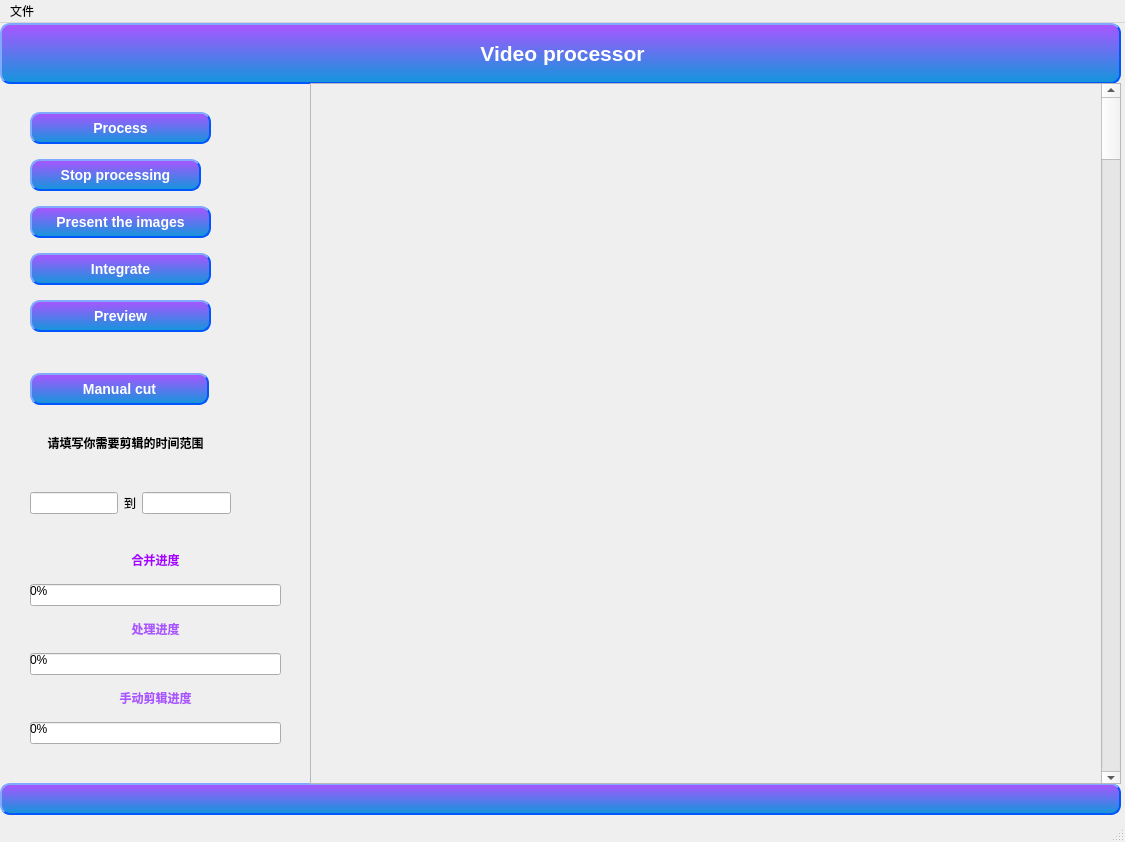
HarryandJack/Surgical_video_clipping, file demo.ui: the form before one commit.
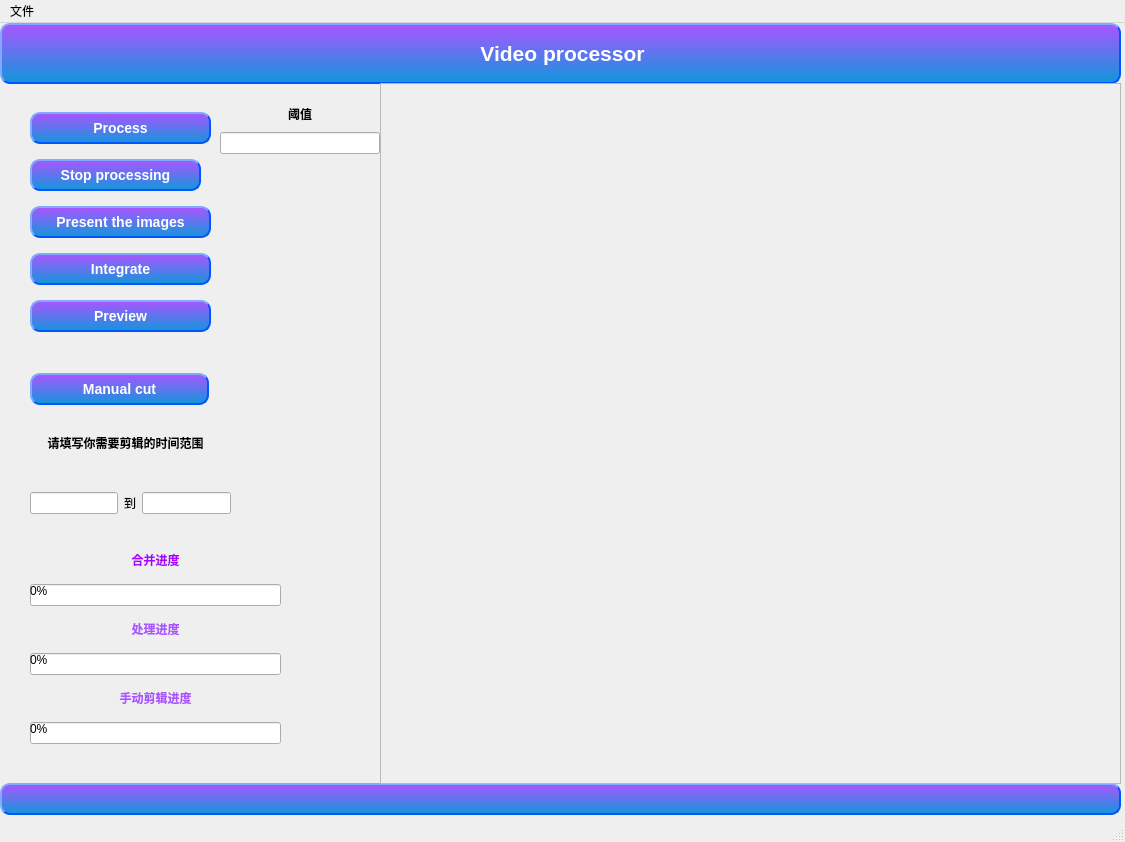
The form after the commit.

The edit to the form file:
```diff
--- a/demo.ui
+++ b/demo.ui
@@ -84,9 +84,9 @@
    <widget class="QScrollArea" name="ScrollArea">
     <property name="geometry">
      <rect>
-      <x>310</x>
+      <x>380</x>
       <y>60</y>
-      <width>811</width>
+      <width>741</width>
       <height>701</height>
      </rect>
     </property>
@@ -98,7 +98,7 @@
       <rect>
        <x>0</x>
        <y>0</y>
-       <width>809</width>
+       <width>739</width>
        <height>699</height>
       </rect>
      </property>
@@ -522,6 +522,28 @@
      </item>
     </layout>
    </widget>
+   <widget class="QWidget" name="verticalLayoutWidget_2">
+    <property name="geometry">
+     <rect>
+      <x>220</x>
+      <y>80</y>
+      <width>160</width>
+      <height>51</height>
+     </rect>
+    </property>
+    <layout class="QVBoxLayout" name="verticalLayout_3">
+     <item>
+      <widget class="QLabel" name="label_7">
+       <property name="text">
+        <string>&lt;html&gt;&lt;head/&gt;&lt;body&gt;&lt;p align=&quot;center&quot;&gt;&lt;span style=&quot; font-weight:600;&quot;&gt;阈值&lt;/span&gt;&lt;/p&gt;&lt;/body&gt;&lt;/html&gt;</string>
+       </property>
+      </widget>
+     </item>
+     <item>
+      <widget class="QLineEdit" name="lineEdit"/>
+     </item>
+    </layout>
+   </widget>
   </widget>
   <widget class="QMenuBar" name="menubar">
    <property name="geometry">
```
Left out of the diff: 2 changed lines with no effect on the pictures.
